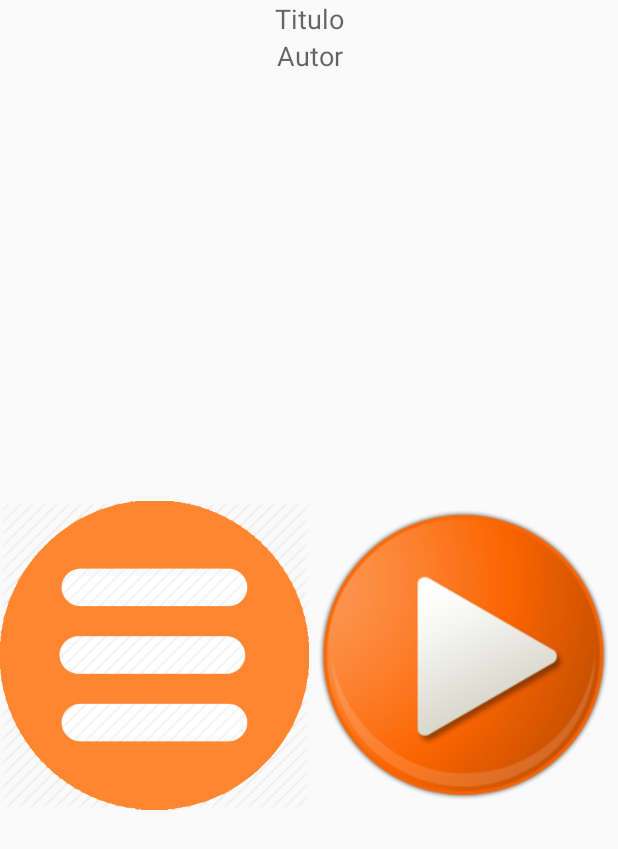
After one commit to ccupeiro/Audiolibros, an Android app: the layout widget.xml on its own in the app's theme, with its tools: preview values and no code run, on a phone screen of 412 x 824 dp. The commit adds this screen. Shown: the top 849 px of the screen. Run offline under Robolectric (Android 15) with nearby library versions, the phone set to English and light mode, and no system bars; network calls fail.

Commit message:
Del ZoomSeekBar queda el listener. Se empieza el Widget (Solo el punto uno)

```diff
--- a/app/src/main/res/layout/fragment_detalle.xml
+++ b/app/src/main/res/layout/fragment_detalle.xml
@@ -5,7 +5,6 @@
     android:id="@+id/fragment_detalle"
     android:layout_width="match_parent"
     android:layout_height="match_parent"
-    android:background="#ffff00"
     tools:context=".activities.MainActivity">
 
     <RelativeLayout
@@ -21,7 +20,6 @@
             android:layout_alignParentTop="true"
             android:gravity="center"
             android:text="Título"
-            android:visibility="gone"
             android:textAlignment="center"
             android:textAppearance="?android:attr/textAppearanceLarge"
             android:textColor="@android:color/black" />
@@ -36,7 +34,6 @@
             android:gravity="center"
             android:text="Autor"
             android:textAlignment="center"
-            android:visibility="gone"
             android:textAppearance="?android:attr/textAppearanceMedium"
             android:textColor="@android:color/darker_gray" />
 
@@ -47,7 +44,6 @@
             android:layout_below="@id/autor"
             android:layout_centerHorizontal="true"
             android:scaleType="fitCenter"
-            android:visibility="gone"
             android:src="@mipmap/ic_launcher" />
 
         <com.upvmaster.carlos.audiolibros.views.ZoomSeekBar
--- /dev/null
+++ b/app/src/main/res/layout/widget.xml
@@ -0,0 +1,46 @@
+<?xml version="1.0" encoding="utf-8"?>
+<LinearLayout xmlns:android="http://schemas.android.com/apk/res/android"
+    android:layout_width="match_parent"
+    android:layout_height="match_parent"
+    android:orientation="vertical">
+
+    <LinearLayout
+        android:layout_width="match_parent"
+        android:layout_height="wrap_content"
+        android:orientation="vertical">
+        <TextView
+            android:id="@+id/tv_titulo"
+            android:layout_width="match_parent"
+            android:layout_height="wrap_content"
+            android:layout_gravity="center_horizontal"
+            android:text="Titulo"
+            android:gravity="center"
+            android:layout_weight="1"
+            android:textAppearance="?android:attr/textAppearanceMedium" />
+        <TextView
+            android:id="@+id/tv_autor"
+            android:layout_width="match_parent"
+            android:layout_height="wrap_content"
+            android:text="Autor"
+            android:gravity="center"
+            android:layout_weight="1"
+            android:textAppearance="?android:attr/textAppearanceMedium" />
+    </LinearLayout>
+    <LinearLayout
+        android:layout_width="match_parent"
+        android:layout_height="match_parent"
+        android:orientation="horizontal">
+        <ImageView
+            android:layout_width="match_parent"
+            android:layout_height="match_parent"
+            android:layout_weight="1"
+            android:src="@drawable/hamb"/>
+        <ImageView
+            android:layout_width="match_parent"
+            android:layout_height="match_parent"
+            android:layout_weight="1"
+            android:src="@drawable/play"/>
+    </LinearLayout>
+
+
+</LinearLayout>
```
Also changed, not shown: app/src/main/AndroidManifest.xml (+11 -2 lines), app/src/main/java/com/upvmaster/carlos/audiolibros/views/MiWidgetProvider.java (added, +10 -0 lines), app/src/main/java/com/upvmaster/carlos/audiolibros/views/ZoomSeekBar.java (+39 -9 lines), app/src/main/java/com/upvmaster/carlos/audiolibros/views/ZoomSeekBarListener.java (added, +8 -0 lines), app/src/main/res/values/attrs.xml (+8 -0 lines), app/src/main/res/xml/widget.xml (added, +10 -0 lines), app/src/main/res/drawable/hamb.png (added), app/src/main/res/drawable/play.png (added).
